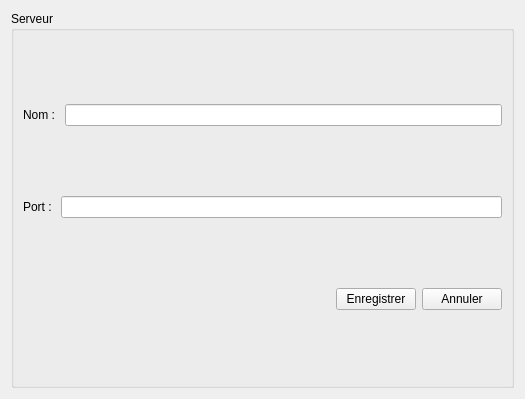
Before: the Qt Designer form StreetCar/StreetCar/ServerOption.ui in paboccard/Projet_Prog_Jeu, drawn with Qt 5.
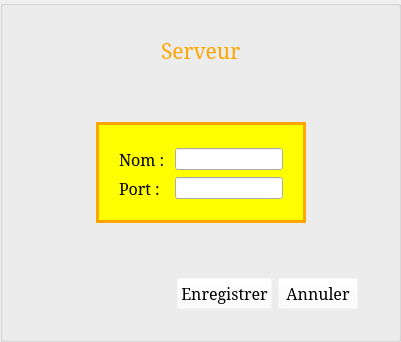
After: the same form once the commit is applied. Icons and pictures are not drawn.

```diff
--- a/StreetCar/StreetCar/ServerOption.ui
+++ b/StreetCar/StreetCar/ServerOption.ui
@@ -6,48 +6,204 @@
    <rect>
     <x>0</x>
     <y>0</y>
-    <width>525</width>
-    <height>399</height>
+    <width>401</width>
+    <height>342</height>
    </rect>
   </property>
   <property name="windowTitle">
    <string>Form</string>
   </property>
   <layout class="QVBoxLayout" name="verticalLayout">
+   <property name="margin">
+    <number>0</number>
+   </property>
    <item>
     <widget class="QGroupBox" name="groupBox">
+     <property name="styleSheet">
+      <string notr="true">#groupBox {
+	border-image: url(:/images/menu_fond);
+}
+
+#label {
+	color: orange;
+}
+
+QPushButton {
+	background-color: rgba(255, 255, 255, 0);
+}</string>
+     </property>
      <property name="title">
-      <string>Serveur</string>
+      <string/>
      </property>
      <layout class="QVBoxLayout" name="verticalLayout_2">
+      <property name="leftMargin">
+       <number>40</number>
+      </property>
+      <property name="topMargin">
+       <number>30</number>
+      </property>
+      <property name="rightMargin">
+       <number>40</number>
+      </property>
+      <property name="bottomMargin">
+       <number>30</number>
+      </property>
       <item>
-       <layout class="QHBoxLayout" name="horizontalLayout">
+       <layout class="QHBoxLayout" name="horizontalLayout_4">
+        <item>
+         <spacer name="horizontalSpacer_2">
+          <property name="orientation">
+           <enum>Qt::Horizontal</enum>
+          </property>
+          <property name="sizeHint" stdset="0">
+           <size>
+            <width>40</width>
+            <height>20</height>
+           </size>
+          </property>
+         </spacer>
+        </item>
         <item>
          <widget class="QLabel" name="label">
+          <property name="font">
+           <font>
+            <family>Serif</family>
+            <pointsize>16</pointsize>
+           </font>
+          </property>
           <property name="text">
-           <string>Nom : </string>
+           <string>Serveur</string>
           </property>
          </widget>
         </item>
         <item>
-         <widget class="QLineEdit" name="lineEditName"/>
+         <spacer name="horizontalSpacer_3">
+          <property name="orientation">
+           <enum>Qt::Horizontal</enum>
+          </property>
+          <property name="sizeHint" stdset="0">
+           <size>
+            <width>40</width>
+            <height>20</height>
+           </size>
+          </property>
+         </spacer>
         </item>
        </layout>
       </item>
       <item>
-       <layout class="QHBoxLayout" name="horizontalLayout_2">
+       <spacer name="verticalSpacer">
+        <property name="orientation">
+         <enum>Qt::Vertical</enum>
+        </property>
+        <property name="sizeHint" stdset="0">
+         <size>
+          <width>20</width>
+          <height>40</height>
+         </size>
+        </property>
+       </spacer>
+      </item>
+      <item>
+       <layout class="QHBoxLayout" name="horizontalLayout">
+        <property name="topMargin">
+         <number>0</number>
+        </property>
         <item>
-         <widget class="QLabel" name="label_2">
-          <property name="text">
-           <string>Port : </string>
+         <spacer name="horizontalSpacer_5">
+          <property name="orientation">
+           <enum>Qt::Horizontal</enum>
           </property>
+          <property name="sizeHint" stdset="0">
+           <size>
+            <width>40</width>
+            <height>20</height>
+           </size>
+          </property>
+         </spacer>
+        </item>
+        <item>
+         <widget class="QGroupBox" name="groupBoxServer">
+          <property name="styleSheet">
+           <string notr="true">#groupBoxServer {
+	background-color:yellow;
+	border: 3px solid orange;
+}</string>
+          </property>
+          <property name="title">
+           <string/>
+          </property>
+          <layout class="QHBoxLayout" name="horizontalLayout_2">
+           <property name="margin">
+            <number>20</number>
+           </property>
+           <item>
+            <layout class="QGridLayout" name="gridLayout">
+             <item row="4" column="0">
+              <widget class="QLabel" name="label_2">
+               <property name="font">
+                <font>
+                 <family>Serif</family>
+                 <pointsize>12</pointsize>
+                </font>
+               </property>
+               <property name="text">
+                <string>Port : </string>
+               </property>
+              </widget>
+             </item>
+             <item row="1" column="1">
+              <widget class="QLineEdit" name="lineEditName"/>
+             </item>
+             <item row="4" column="1">
+              <widget class="QLineEdit" name="lineEditPort"/>
+             </item>
+             <item row="1" column="0">
+              <widget class="QLabel" name="label_3">
+               <property name="font">
+                <font>
+                 <family>Serif</family>
+                 <pointsize>12</pointsize>
+                </font>
+               </property>
+               <property name="text">
+                <string>Nom : </string>
+               </property>
+              </widget>
+             </item>
+            </layout>
+           </item>
+          </layout>
          </widget>
         </item>
         <item>
-         <widget class="QLineEdit" name="lineEditPort"/>
+         <spacer name="horizontalSpacer_4">
+          <property name="orientation">
+           <enum>Qt::Horizontal</enum>
+          </property>
+          <property name="sizeHint" stdset="0">
+           <size>
+            <width>40</width>
+            <height>20</height>
+           </size>
+          </property>
+         </spacer>
         </item>
        </layout>
       </item>
+      <item>
+       <spacer name="verticalSpacer_2">
+        <property name="orientation">
+         <enum>Qt::Vertical</enum>
+        </property>
+        <property name="sizeHint" stdset="0">
+         <size>
+          <width>20</width>
+          <height>40</height>
+         </size>
+        </property>
+       </spacer>
+      </item>
       <item>
        <layout class="QHBoxLayout" name="horizontalLayout_3">
         <item>
@@ -65,6 +221,12 @@
         </item>
         <item>
          <widget class="QPushButton" name="buttonAccept">
+          <property name="font">
+           <font>
+            <family>Serif</family>
+            <pointsize>12</pointsize>
+           </font>
+          </property>
           <property name="text">
            <string>Enregistrer</string>
           </property>
@@ -72,6 +234,12 @@
         </item>
         <item>
          <widget class="QPushButton" name="buttonCancel">
+          <property name="font">
+           <font>
+            <family>Serif</family>
+            <pointsize>12</pointsize>
+           </font>
+          </property>
           <property name="text">
            <string>Annuler</string>
           </property>
```
